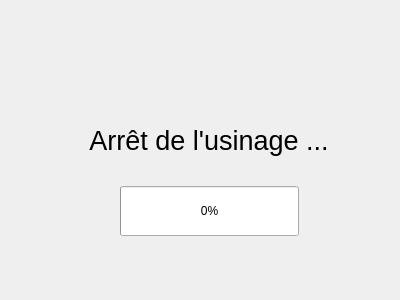
Old version of the form Views/MachiningInterruption.ui in the repository Soluce-Development/Maquette.
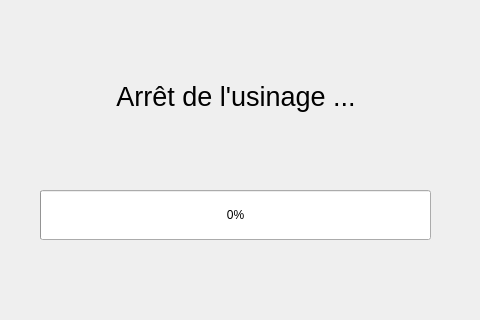
New version of the form.

Commit message: adaptation of UI design for 3.5' screen

```diff
--- a/Views/MachiningInterruption.ui
+++ b/Views/MachiningInterruption.ui
@@ -6,20 +6,32 @@
    <rect>
     <x>0</x>
     <y>0</y>
-    <width>400</width>
-    <height>300</height>
+    <width>480</width>
+    <height>320</height>
    </rect>
   </property>
+  <property name="minimumSize">
+   <size>
+    <width>480</width>
+    <height>320</height>
+   </size>
+  </property>
+  <property name="maximumSize">
+   <size>
+    <width>480</width>
+    <height>320</height>
+   </size>
+  </property>
   <property name="windowTitle">
    <string>Form</string>
   </property>
   <widget class="QWidget" name="verticalLayoutWidget">
    <property name="geometry">
     <rect>
-     <x>80</x>
-     <y>100</y>
-     <width>259</width>
-     <height>161</height>
+     <x>0</x>
+     <y>10</y>
+     <width>471</width>
+     <height>301</height>
     </rect>
    </property>
    <layout class="QVBoxLayout" name="verticalLayout">
```
The commit also changes 5 other files.
